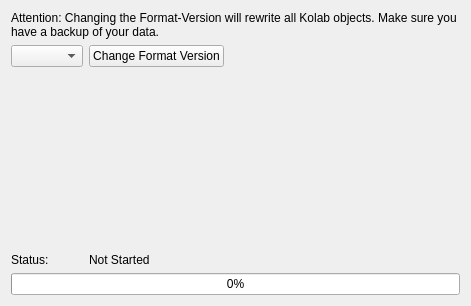
KDE/kdepim-runtime, file resources/kolabproxy/changeformat.ui: the form before one commit.
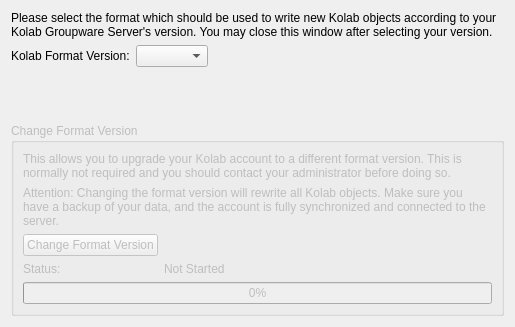
The form after the commit. Custom widgets are drawn as their Qt base class.

Commit message: Only provide the upgrade option (which is potentially dangerous as it rewrites all objects), if explicitly enabled in the configuraiton.

```diff
--- a/resources/kolabproxy/changeformat.ui
+++ b/resources/kolabproxy/changeformat.ui
@@ -6,8 +6,8 @@
    <rect>
     <x>0</x>
     <y>0</y>
-    <width>471</width>
-    <height>306</height>
+    <width>515</width>
+    <height>327</height>
    </rect>
   </property>
   <layout class="QFormLayout" name="formLayout">
@@ -17,27 +17,27 @@
    <property name="fieldGrowthPolicy">
     <enum>QFormLayout::ExpandingFieldsGrow</enum>
    </property>
-   <item row="0" column="0" colspan="2">
-    <widget class="QLabel" name="label">
+   <item row="1" column="0" colspan="2">
+    <widget class="QLabel" name="label_4">
      <property name="text">
-      <string>Attention: Changing the Format-Version will rewrite all Kolab objects. Make sure you have a backup of your data.</string>
+      <string>Please select the format which should be used to write new Kolab objects according to your Kolab Groupware Server's version. You may close this window after selecting your version.</string>
      </property>
      <property name="wordWrap">
       <bool>true</bool>
      </property>
     </widget>
    </item>
-   <item row="1" column="0">
-    <widget class="KComboBox" name="formatVersion"/>
-   </item>
-   <item row="1" column="1">
-    <widget class="QPushButton" name="pushButton">
+   <item row="2" column="0">
+    <widget class="QLabel" name="label_2">
      <property name="text">
-      <string>Change Format Version</string>
+      <string>Kolab Format Version:</string>
      </property>
     </widget>
    </item>
    <item row="2" column="1">
+    <widget class="KComboBox" name="formatVersion"/>
+   </item>
+   <item row="3" column="1">
     <spacer name="verticalSpacer">
      <property name="orientation">
       <enum>Qt::Vertical</enum>
@@ -53,25 +53,70 @@
      </property>
     </spacer>
    </item>
-   <item row="4" column="0" colspan="2">
-    <widget class="QProgressBar" name="progressBar">
-     <property name="value">
-      <number>0</number>
+   <item row="5" column="0" colspan="2">
+    <widget class="QGroupBox" name="upgradeGroupBox">
+     <property name="enabled">
+      <bool>false</bool>
      </property>
-    </widget>
-   </item>
-   <item row="3" column="1">
-    <widget class="QLabel" name="statusLabel">
-     <property name="text">
-      <string>Not Started</string>
+     <property name="title">
+      <string>Change Format Version</string>
      </property>
-    </widget>
-   </item>
-   <item row="3" column="0">
-    <widget class="QLabel" name="label_3">
-     <property name="text">
-      <string>Status:</string>
+     <property name="checkable">
+      <bool>false</bool>
      </property>
+     <layout class="QFormLayout" name="formLayout_2">
+      <property name="fieldGrowthPolicy">
+       <enum>QFormLayout::ExpandingFieldsGrow</enum>
+      </property>
+      <item row="0" column="0" colspan="2">
+       <widget class="QLabel" name="label">
+        <property name="text">
+         <string>This allows you to upgrade your Kolab account to a different format version. This is normally not required and you should contact your administrator before doing so.</string>
+        </property>
+        <property name="wordWrap">
+         <bool>true</bool>
+        </property>
+       </widget>
+      </item>
+      <item row="3" column="0">
+       <widget class="QLabel" name="label_3">
+        <property name="text">
+         <string>Status:</string>
+        </property>
+       </widget>
+      </item>
+      <item row="3" column="1">
+       <widget class="QLabel" name="statusLabel">
+        <property name="text">
+         <string>Not Started</string>
+        </property>
+       </widget>
+      </item>
+      <item row="4" column="0" colspan="2">
+       <widget class="QProgressBar" name="progressBar">
+        <property name="value">
+         <number>0</number>
+        </property>
+       </widget>
+      </item>
+      <item row="1" column="0" colspan="2">
+       <widget class="QLabel" name="label_5">
+        <property name="text">
+         <string>Attention: Changing the format version will rewrite all Kolab objects. Make sure you have a backup of your data, and the account is fully synchronized and connected to the server.</string>
+        </property>
+        <property name="wordWrap">
+         <bool>true</bool>
+        </property>
+       </widget>
+      </item>
+      <item row="2" column="0">
+       <widget class="QPushButton" name="pushButton">
+        <property name="text">
+         <string>Change Format Version</string>
+        </property>
+       </widget>
+      </item>
+     </layout>
     </widget>
    </item>
   </layout>
```
Left out of the diff: 2 changed lines with no effect on the pictures. The commit also changes 1 other file.
